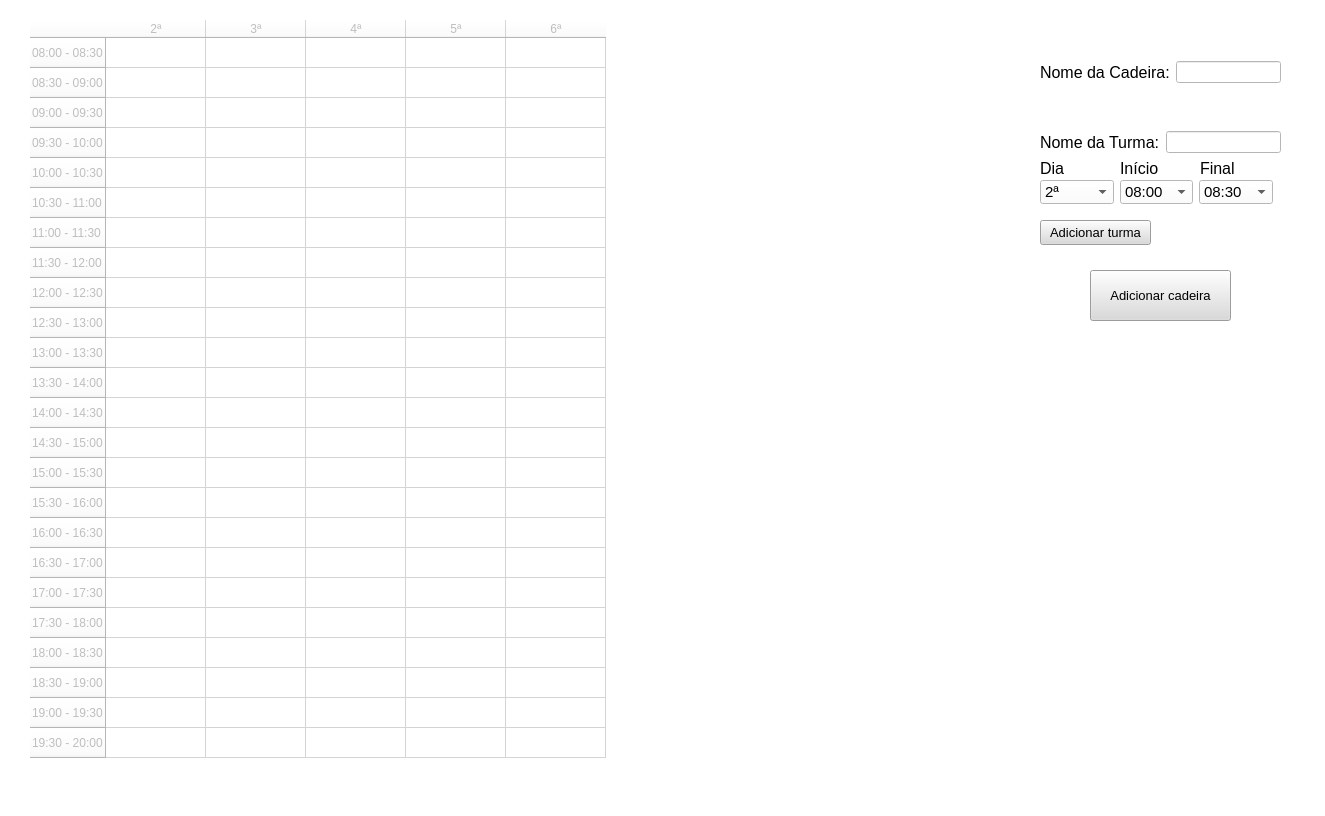
This is Designs/MainWindow.ui in RicAB98/ScheduleHelper as Qt 5 draws it before an edit. The edited form follows.
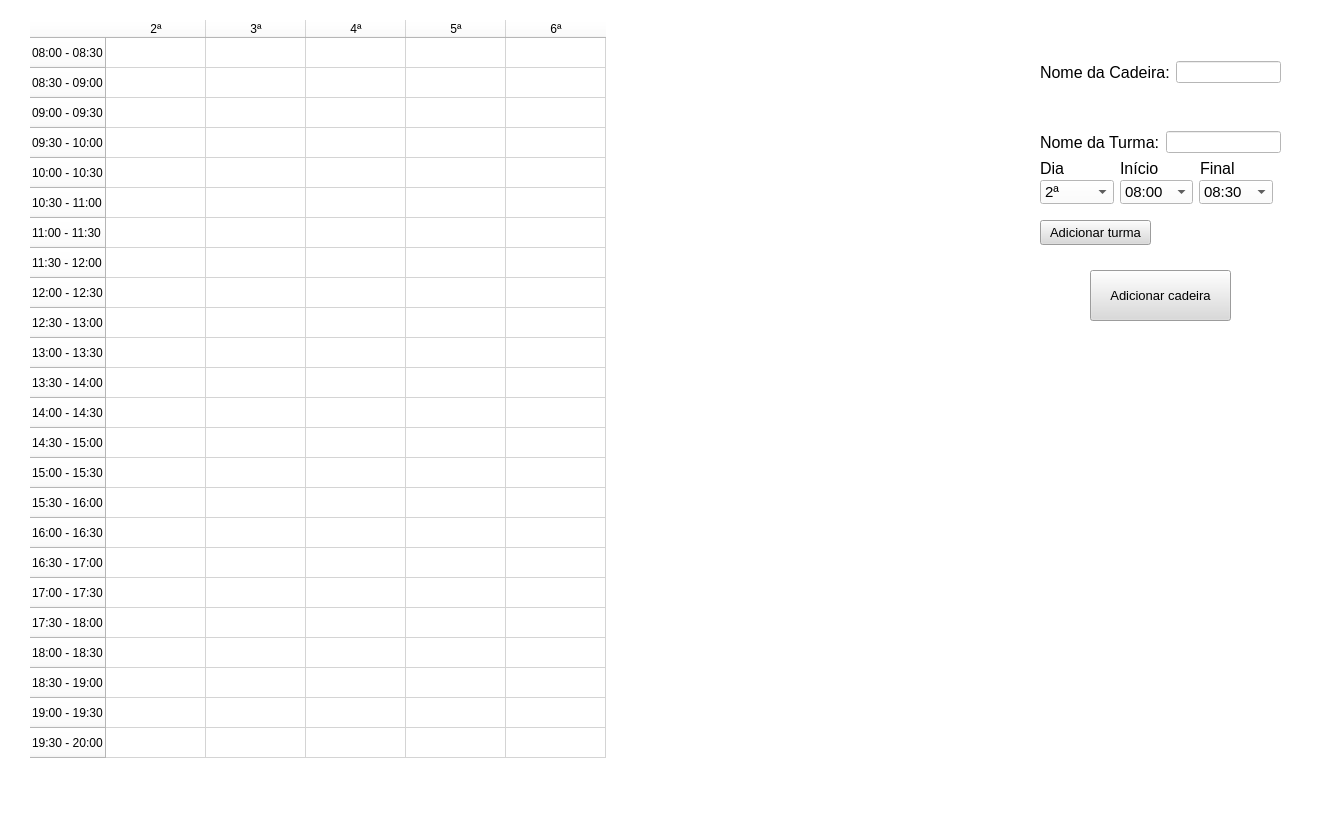
This is the edited form.

Commit message: Delete items from list/Conflicts being shown

Diff of the .ui file:
```diff
--- a/Designs/MainWindow.ui
+++ b/Designs/MainWindow.ui
@@ -36,7 +36,8 @@
      </rect>
     </property>
     <property name="styleSheet">
-     <string notr="true">border: none</string>
+     <string notr="true">border: none;
+color: black</string>
     </property>
     <property name="rowCount">
      <number>24</number>
```
The commit also changes 1 other file.
